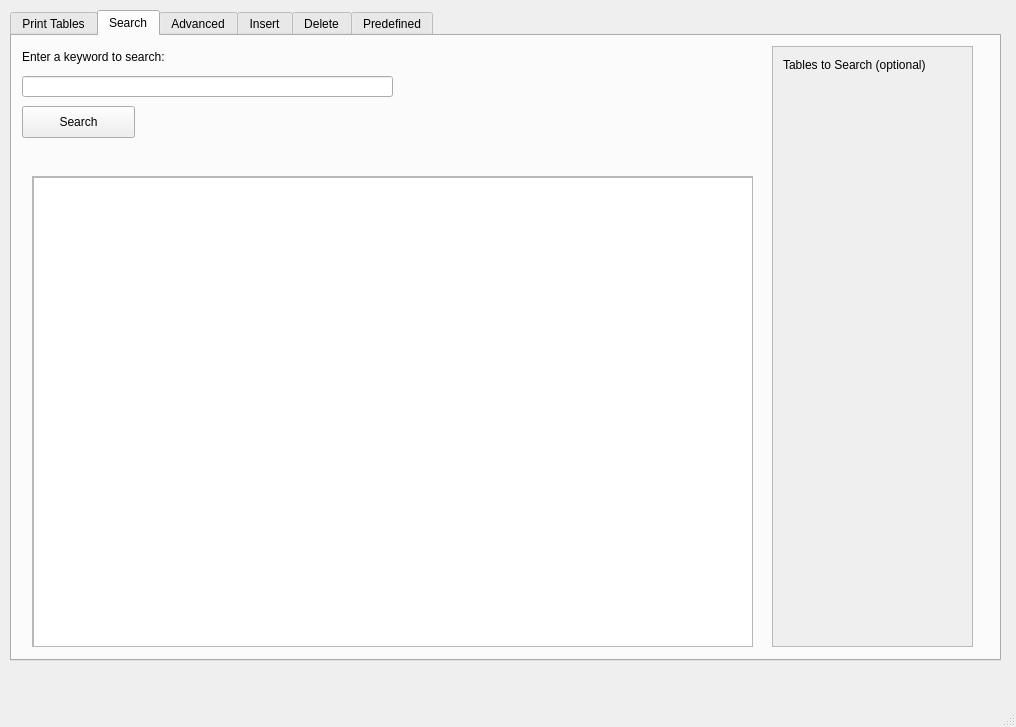
This is test.ui in m4hmmd/cs-322-database-ui as Qt 5 draws it before an edit. The edited form follows.
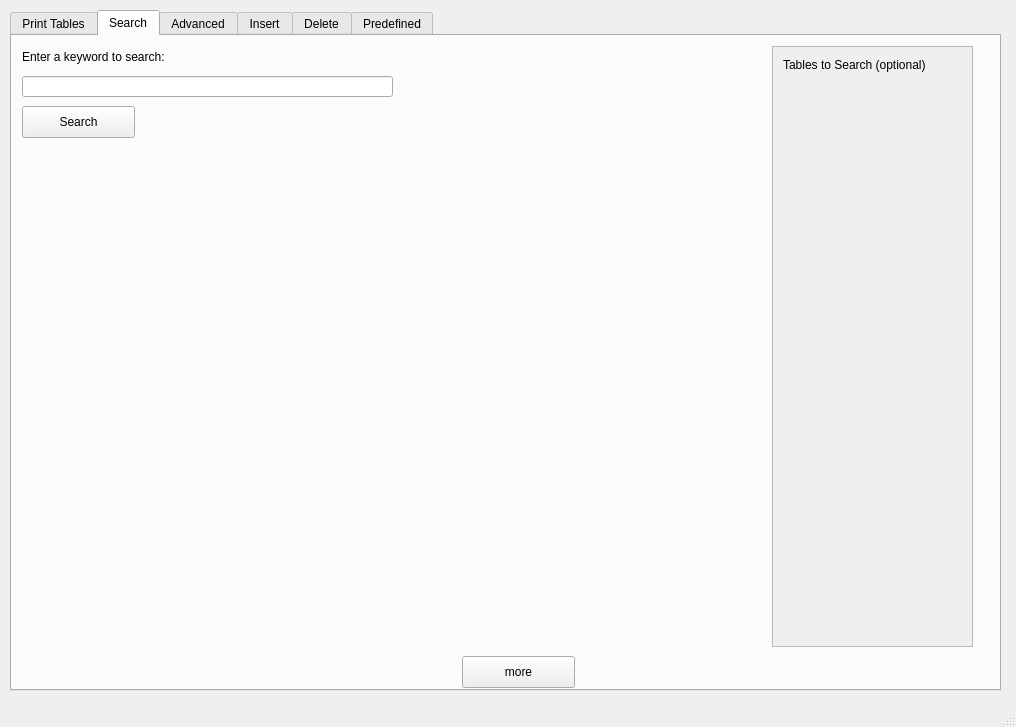
This is the edited form. The open tabs and pages were chosen to show the change.

Commit message: add search functionality and buffered displaying of results

```diff
--- a/test.ui
+++ b/test.ui
@@ -20,7 +20,7 @@
       <x>10</x>
       <y>10</y>
       <width>991</width>
-      <height>651</height>
+      <height>681</height>
      </rect>
     </property>
     <property name="styleSheet">
@@ -133,39 +133,6 @@
      <attribute name="title">
       <string>Search</string>
      </attribute>
-     <widget class="QScrollArea" name="scrollArea_2">
-      <property name="geometry">
-       <rect>
-        <x>20</x>
-        <y>140</y>
-        <width>721</width>
-        <height>471</height>
-       </rect>
-      </property>
-      <property name="widgetResizable">
-       <bool>true</bool>
-      </property>
-      <widget class="QWidget" name="scrollAreaWidgetContents_2">
-       <property name="geometry">
-        <rect>
-         <x>0</x>
-         <y>0</y>
-         <width>719</width>
-         <height>469</height>
-        </rect>
-       </property>
-       <widget class="QTableWidget" name="mainTableWidget_2">
-        <property name="geometry">
-         <rect>
-          <x>0</x>
-          <y>0</y>
-          <width>721</width>
-          <height>471</height>
-         </rect>
-        </property>
-       </widget>
-      </widget>
-     </widget>
      <widget class="QLineEdit" name="searchBox">
       <property name="geometry">
        <rect>
@@ -238,6 +205,19 @@
        </widget>
       </widget>
      </widget>
+     <widget class="QPushButton" name="searchMoreButton">
+      <property name="geometry">
+       <rect>
+        <x>450</x>
+        <y>620</y>
+        <width>113</width>
+        <height>32</height>
+       </rect>
+      </property>
+      <property name="text">
+       <string>more</string>
+      </property>
+     </widget>
     </widget>
     <widget class="QWidget" name="advance_search_tab">
      <attribute name="title">
```
Left out of the diff: 28 changed lines with no effect on the pictures. The commit also changes 2 other files.
